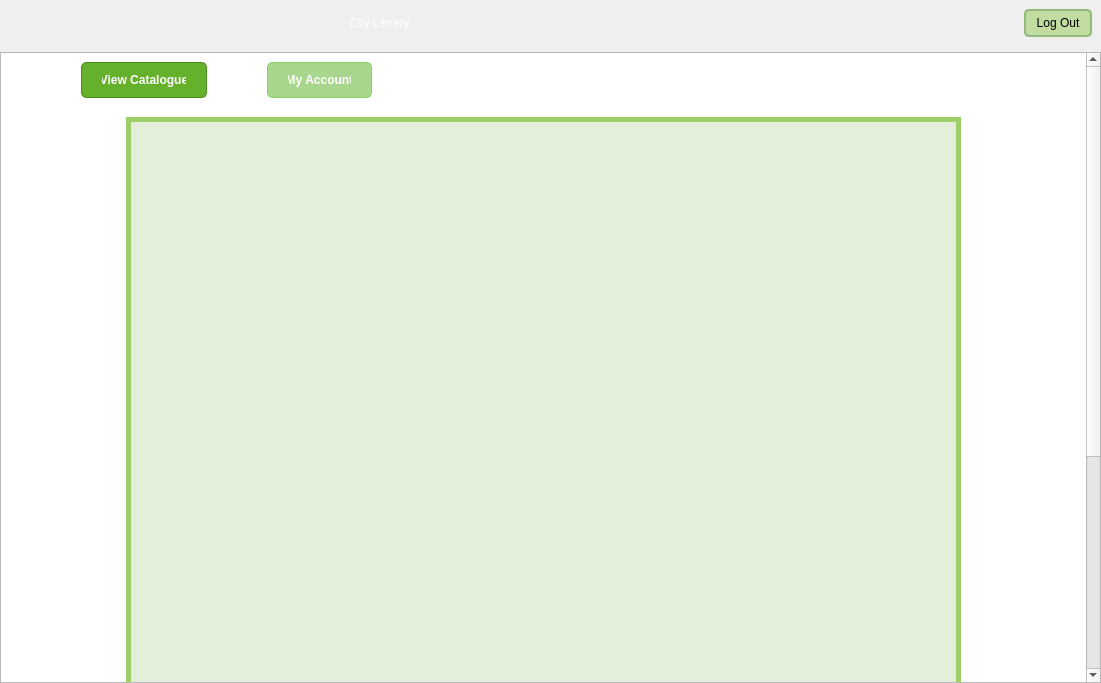
Before: the Qt Designer form viewMemberDashboard.ui in Mr-Beastman/CS106_A2, drawn with Qt 5.
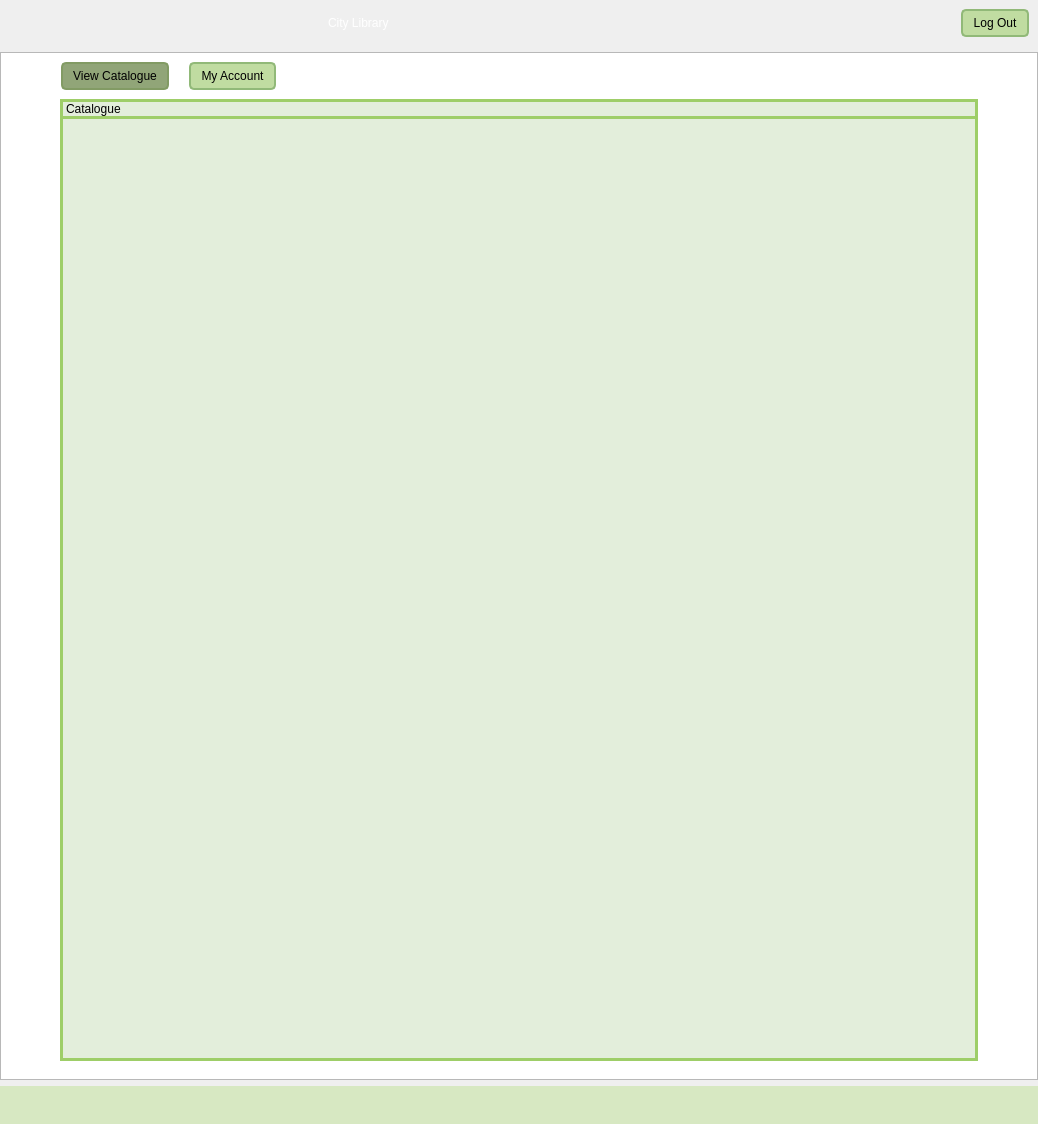
After: the same form once the commit is applied. The open tabs and pages were chosen to show the change. Icons and pictures are not drawn.

What changed in the file:
```diff
--- a/viewMemberDashboard.ui
+++ b/viewMemberDashboard.ui
@@ -6,8 +6,8 @@
    <rect>
     <x>0</x>
     <y>0</y>
-    <width>1101</width>
-    <height>683</height>
+    <width>1038</width>
+    <height>1124</height>
    </rect>
   </property>
   <property name="windowTitle">
@@ -125,9 +125,9 @@
       <property name="geometry">
        <rect>
         <x>0</x>
-        <y>0</y>
-        <width>1085</width>
-        <height>1015</height>
+        <y>-24</y>
+        <width>1022</width>
+        <height>906</height>
        </rect>
       </property>
       <property name="sizePolicy">
@@ -175,31 +175,37 @@
 
 QTabWidget::pane {
     border: none;
+    background-color: rgb(255, 255, 255);
 }
 
 QTabBar::tab {
-    background-color: rgb(158, 206, 104);
-    color: white;
-    padding: 10px 20px;
-    border: 1px solid rgb(138, 207, 96);
+    padding: 5px 10px; 
     border-radius: 5px;
-    margin-left: 30px;
-    margin-right: 30px;
-	margin-bottom: 10px;
-    font-weight: bold;
+    outline: none;
+    color: rgb(0, 0, 0);
+    font: 700 9pt &quot;Segoe UI&quot;; 
+    background-color: rgb(192, 220, 161);
+    border: 2px solid rgb(145, 185, 120);
+    margin-left: 10px; 
+    margin-right: 10px; 
 }
 
 QTabBar::tab:hover {
-    background-color: rgb(118, 193, 68);
+    background-color: rgb(161, 184, 135);
+    border: 2px solid rgb(130, 165, 110);
 }
 
 QTabBar::tab:selected {
-    background-color: rgb(102, 177, 43);
-    border-color: rgb(74, 141, 33);
+    background-color: rgb(145, 165, 120);
+    border: 2px solid rgb(130, 155, 100);
 }
 
 QTabBar::tab:!selected {
-    background-color: rgb(169, 214, 141);
+    background-color: rgb(192, 220, 161);
+}
+
+QTabBar {
+    spacing: 0px; 
 }
 
 QTabWidget::indicator {
@@ -215,77 +221,77 @@
              <attribute name="title">
               <string>View Catalogue</string>
              </attribute>
+             <layout class="QVBoxLayout" name="verticalLayout_12">
+              <item>
+               <widget class="QWidget" name="searchLayout" native="true">
+                <property name="styleSheet">
+                 <string notr="true">#searchLayout{
+	background-color: rgb(227, 238, 219);
+border: 3px solid;
+	border-color: rgb(158, 206, 104);
+}</string>
+                </property>
+                <layout class="QVBoxLayout" name="verticalLayout_13">
+                 <property name="leftMargin">
+                  <number>0</number>
+                 </property>
+                 <property name="topMargin">
+                  <number>0</number>
+                 </property>
+                 <property name="rightMargin">
+                  <number>0</number>
+                 </property>
+                 <property name="bottomMargin">
+                  <number>0</number>
+                 </property>
+                 <item>
+                  <widget class="QLabel" name="catalogueLabel">
+                   <property name="styleSheet">
+                    <string notr="true">#catalogueLabel{
+	color: rgb(0, 0, 0);
+	font: 700 12pt &quot;Segoe UI&quot;;
+	border: 3px solid;
+	border-color: rgb(158, 206, 104);
+}</string>
+                   </property>
+                   <property name="text">
+                    <string>Catalogue</string>
+                   </property>
+                   <property name="margin">
+                    <number>5</number>
+                   </property>
+                  </widget>
+                 </item>
+                 <item>
+                  <widget class="QWidget" name="catalogueListLayout" native="true">
              <layout class="QVBoxLayout" name="verticalLayout_8">
               <property name="leftMargin">
-               <number>50</number>
-              </property>
-              <property name="rightMargin">
-               <number>50</number>
-              </property>
-              <item>
-               <layout class="QHBoxLayout" name="tabContents">
-                <item>
-                 <layout class="QVBoxLayout" name="searchContents">
-                  <property name="leftMargin">
-                   <number>25</number>
-                  </property>
+                     <number>3</number>
+                    </property>
+                    <property name="topMargin">
+                     <number>0</number>
+                    </property>
                   <property name="rightMargin">
-                   <number>25</number>
+                     <number>3</number>
+                    </property>
+                    <property name="bottomMargin">
+                     <number>3</number>
                   </property>
                   <item>
                    <widget class="QListWidget" name="catalogueList">
                     <property name="styleSheet">
                      <string notr="true">#catalogueList{
 background-color: rgb(227, 238, 219);
-border: 5px solid;
-border-color: rgb(158, 206, 104);
+border: 0px solid;
 }</string>
                     </property>
                    </widget>
                   </item>
                  </layout>
-                </item>
-               </layout>
-              </item>
-              <item>
-               <layout class="QHBoxLayout" name="catalogueFooter">
-                <item>
-                 <spacer name="horizontalSpacer_3">
-                  <property name="orientation">
-                   <enum>Qt::Orientation::Horizontal</enum>
-                  </property>
-                  <property name="sizeHint" stdset="0">
-                   <size>
-                    <width>40</width>
-                    <height>20</height>
-                   </size>
-                  </property>
-                 </spacer>
-                </item>
-                <item>
-                 <widget class="QLabel" name="catalogueFooterLabel">
-                  <property name="text">
-                   <string/>
-                  </property>
-                  <property name="pixmap">
-                   <pixmap resource="images.qrc">:/branding/images/brand/logoSmall.png</pixmap>
-                  </property>
-                 </widget>
-                </item>
-                <item>
-                 <spacer name="horizontalSpacer_4">
-                  <property name="orientation">
-                   <enum>Qt::Orientation::Horizontal</enum>
-                  </property>
-                  <property name="sizeHint" stdset="0">
-                   <size>
-                    <width>40</width>
-                    <height>20</height>
-                   </size>
-                  </property>
-                 </spacer>
-                </item>
-               </layout>
+                  </widget>
+                 </item>
+                </layout>
+               </widget>
               </item>
              </layout>
             </widget>
@@ -312,6 +318,9 @@
 </string>
                 </property>
                 <layout class="QVBoxLayout" name="verticalLayout_4">
+                 <property name="spacing">
+                  <number>5</number>
+                 </property>
                  <property name="leftMargin">
                   <number>0</number>
                  </property>
@@ -356,6 +365,9 @@
                       <property name="text">
                        <string>Profile</string>
                       </property>
+                      <property name="margin">
+                       <number>5</number>
+                      </property>
                      </widget>
                     </item>
                     <item>
@@ -588,6 +600,9 @@
                    <property name="text">
                     <string>Issued</string>
                    </property>
+                   <property name="margin">
+                    <number>5</number>
+                   </property>
                   </widget>
                  </item>
                  <item>
@@ -723,6 +738,9 @@
                    <property name="text">
                     <string>On Hold</string>
                    </property>
+                   <property name="margin">
+                    <number>5</number>
+                   </property>
                   </widget>
                  </item>
                  <item>
@@ -730,10 +748,20 @@
                    <layout class="QVBoxLayout" name="verticalLayout_17">
                     <item>
                      <widget class="QStackedWidget" name="holdStackedWidget">
+                      <property name="styleSheet">
+                       <string notr="true">#holdStackedWidget{
+	background-color: rgb(227, 238, 219);
+}</string>
+                      </property>
                       <property name="currentIndex">
                        <number>0</number>
                       </property>
                       <widget class="QWidget" name="holdPage">
+                       <property name="styleSheet">
+                        <string notr="true">#holdPage{
+	background-color: rgb(227, 238, 219);
+}</string>
+                       </property>
                        <layout class="QVBoxLayout" name="verticalLayout_3">
                         <item>
                          <widget class="QListWidget" name="holdList">
@@ -750,7 +778,12 @@
                            </size>
                           </property>
                           <property name="styleSheet">
-                           <string notr="true">QListWidget::item::hover{
+                           <string notr="true">QListWidget{
+	border: 0px;
+	background-color: rgb(227, 238, 219);
+}
+
+QListWidget::item::hover{
 	background-color: rgb(100, 130, 66);
 }</string>
                           </property>
@@ -786,23 +819,33 @@
                 </layout>
                </widget>
               </item>
+             </layout>
+            </widget>
+           </widget>
+          </item>
+         </layout>
+        </widget>
+       </item>
+      </layout>
+     </widget>
+    </widget>
+   </item>
               <item>
-               <widget class="QWidget" name="accoutFooterBackground" native="true">
-                <property name="minimumSize">
-                 <size>
-                  <width>0</width>
-                  <height>110</height>
-                 </size>
-                </property>
-                <property name="maximumSize">
-                 <size>
-                  <width>16777215</width>
-                  <height>110</height>
-                 </size>
-                </property>
-                <layout class="QGridLayout" name="gridLayout" columnstretch="0,0,0">
-                 <item row="0" column="2">
-                  <spacer name="horizontalSpacer_2">
+    <widget class="QWidget" name="footerBackground" native="true">
+     <property name="styleSheet">
+      <string notr="true">#footerBackground{
+	background-color: rgb(215, 232, 194);
+}</string>
+     </property>
+     <layout class="QHBoxLayout" name="FooterLayout">
+      <property name="topMargin">
+       <number>9</number>
+      </property>
+      <property name="bottomMargin">
+       <number>9</number>
+      </property>
+      <item>
+       <spacer name="horizontalSpacer_3">
                    <property name="orientation">
                     <enum>Qt::Orientation::Horizontal</enum>
                    </property>
@@ -814,8 +857,8 @@
                    </property>
                   </spacer>
                  </item>
-                 <item row="0" column="1">
-                  <widget class="QLabel" name="footerLogo">
+      <item>
+       <widget class="QLabel" name="FooterLabel">
                    <property name="text">
                     <string/>
                    </property>
@@ -824,31 +867,20 @@
                    </property>
                   </widget>
                  </item>
-                 <item row="0" column="0">
-                  <spacer name="horizontalSpacer">
+      <item>
+       <spacer name="horizontalSpacer_4">
                    <property name="orientation">
                     <enum>Qt::Orientation::Horizontal</enum>
                    </property>
                    <property name="sizeHint" stdset="0">
                     <size>
-                     <width>472</width>
-                     <height>5</height>
+          <width>40</width>
+          <height>20</height>
                     </size>
                    </property>
                   </spacer>
                  </item>
                 </layout>
-               </widget>
-              </item>
-             </layout>
-            </widget>
-           </widget>
-          </item>
-         </layout>
-        </widget>
-       </item>
-      </layout>
-     </widget>
     </widget>
    </item>
   </layout>
```
Lines whose indentation alone changed are shown as unchanged.
